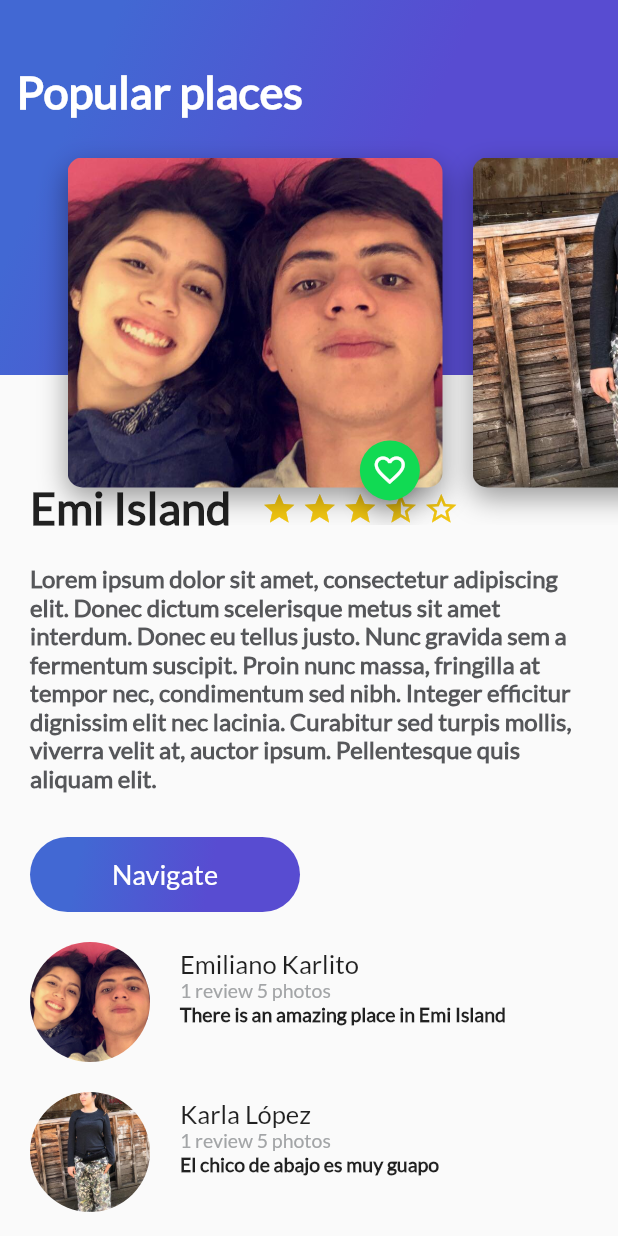
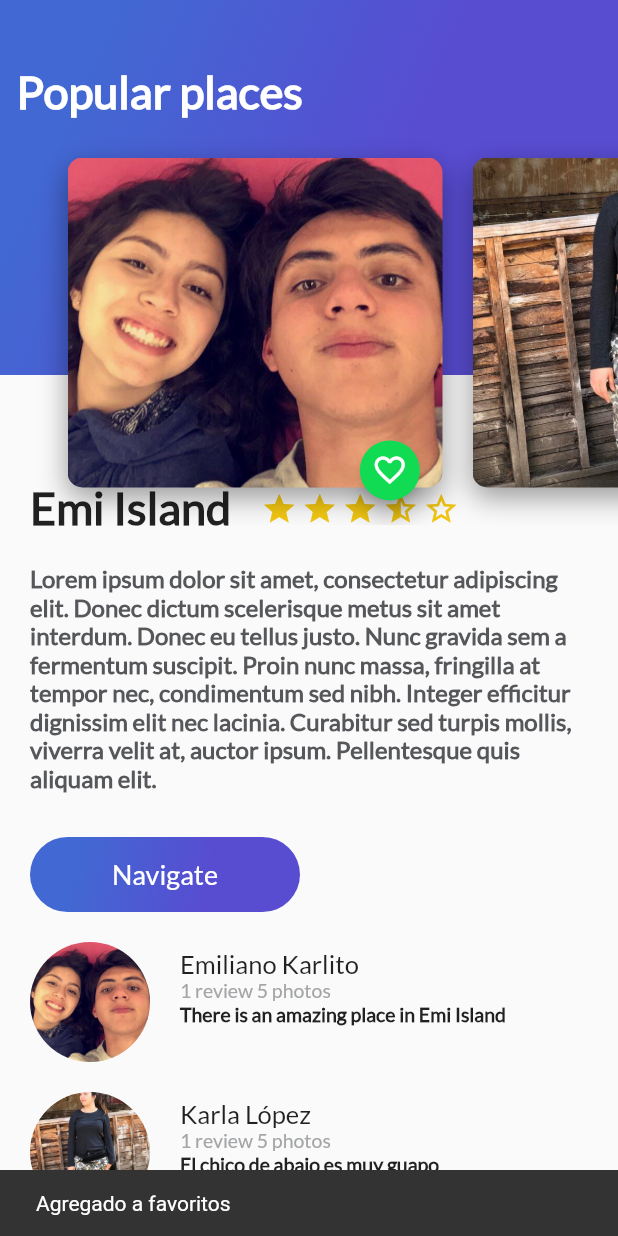
Before and after one commit to EmilianFC20/App-Emi1, a Flutter app: the screen it shows after launch, after a tap on the "favorite outline" icon, on a phone screen of 412 x 824 dp. Run offline on Flutter 3.47's test engine with Material 2 defaults, Android fonts, the light colour scheme and no system bars.

Commit message:
Added snackbar to fav buttons

```diff
--- a/trips_app_platzi/lib/floating_action_button.dart
+++ b/trips_app_platzi/lib/floating_action_button.dart
@@ -20,7 +20,13 @@ class _FloatingActionButtonGreen extends State<FloatingActionButtonGreen> {
       backgroundColor: Color(0xFF11da53),
       mini: true,
       tooltip: "Fav",
-      onPressed: onPressedFav,
+      onPressed: () {
+        ScaffoldMessenger.of(context).showSnackBar(
+            SnackBar(
+                content: Text("Agregado a favoritos")
+            )
+        );
+      },
       child: Icon(Icons.favorite_border),
     );
   }
```
Also changed, not shown: trips_app_platzi/lib/button_purple.dart (+5 -2 lines).
